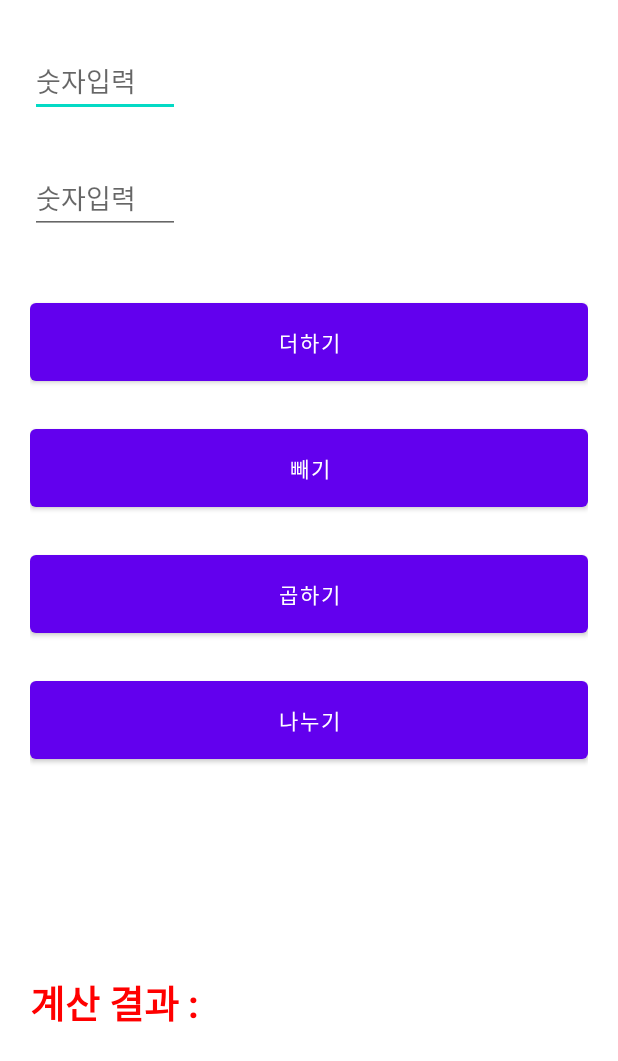
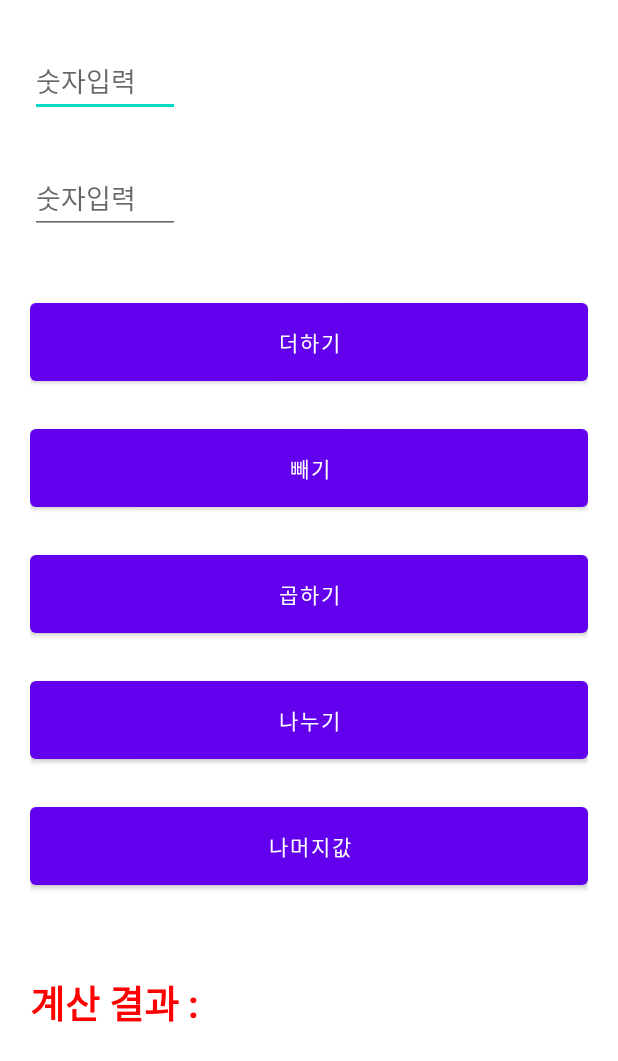
Before and after one commit to steam88ys/Mirim_Project_0412_2, an Android app: the screen it shows after launch (MainActivity), on a phone screen of 412 x 824 dp, the part 175-1236 px from its top. Run offline under Robolectric (Android 15) with nearby library versions, the phone set to English and light mode, and no system bars.

Commit message:
직접풀어보기 4-3 나머지값 버튼 추가

```diff
--- a/app/src/main/java/kr/hs/emirim/s2102/mirim_project_0412_2/MainActivity.java
+++ b/app/src/main/java/kr/hs/emirim/s2102/mirim_project_0412_2/MainActivity.java
@@ -30,7 +30,7 @@ public class MainActivity extends AppCompatActivity {
 //        btnMulti.setOnClickListener();
 //        btnDivide.setOnClickListener();
 
-        int[] btnId = {R.id.btn_plus, R.id.btn_minus, R.id.btn_multi, R.id.btn_divide};
+        int[] btnId = {R.id.btn_plus, R.id.btn_minus, R.id.btn_multi, R.id.btn_divide, R.id.btn_mod};
         Button[] btn = new Button[btnId.length];
 
         for(int i = 0; i<btn.length; i++) {
@@ -61,6 +61,9 @@ public class MainActivity extends AppCompatActivity {
                 case R.id.btn_divide:
                     result = num1 / num2;
                     break;
+                case R.id.btn_mod:
+                    result = num1 % num2;
+                    break;
             }
             textResult.setText(R.string.text_result);
             textResult.append(" "+result);
--- a/app/src/main/res/layout/activity_main.xml
+++ b/app/src/main/res/layout/activity_main.xml
@@ -65,11 +65,20 @@
         android:padding="15dp"
         android:text="@string/btn_divide"
         />
+    <Button
+        android:id="@+id/btn_mod"
+        android:layout_width="match_parent"
+        android:layout_height="wrap_content"
+        android:layout_marginTop="20dp"
+        android:padding="15dp"
+        android:text="@string/btn_mod"
+        />
 
     <TextView
         android:id="@+id/text_result"
         android:layout_width="match_parent"
         android:layout_height="match_parent"
+        android:layout_marginTop="15dp"
         android:text="@string/text_result"
         android:textColor="#ff0000"
         android:textSize="25sp"
--- a/app/src/main/res/values/strings.xml
+++ b/app/src/main/res/values/strings.xml
@@ -5,6 +5,7 @@
     <string name="btn_minus">빼기</string>
     <string name="btn_multi">곱하기</string>
     <string name="btn_divide">나누기</string>
+    <string name="btn_mod">나머지값</string>
     <string name="text_result">계산 결과 : </string>
 
 </resources>
```
